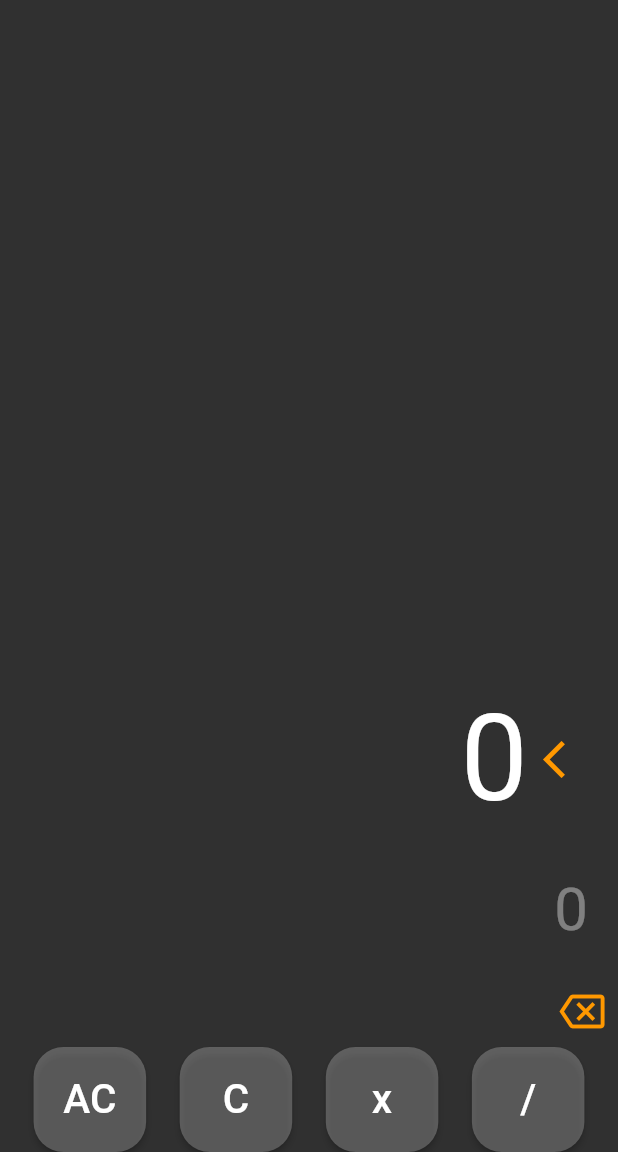
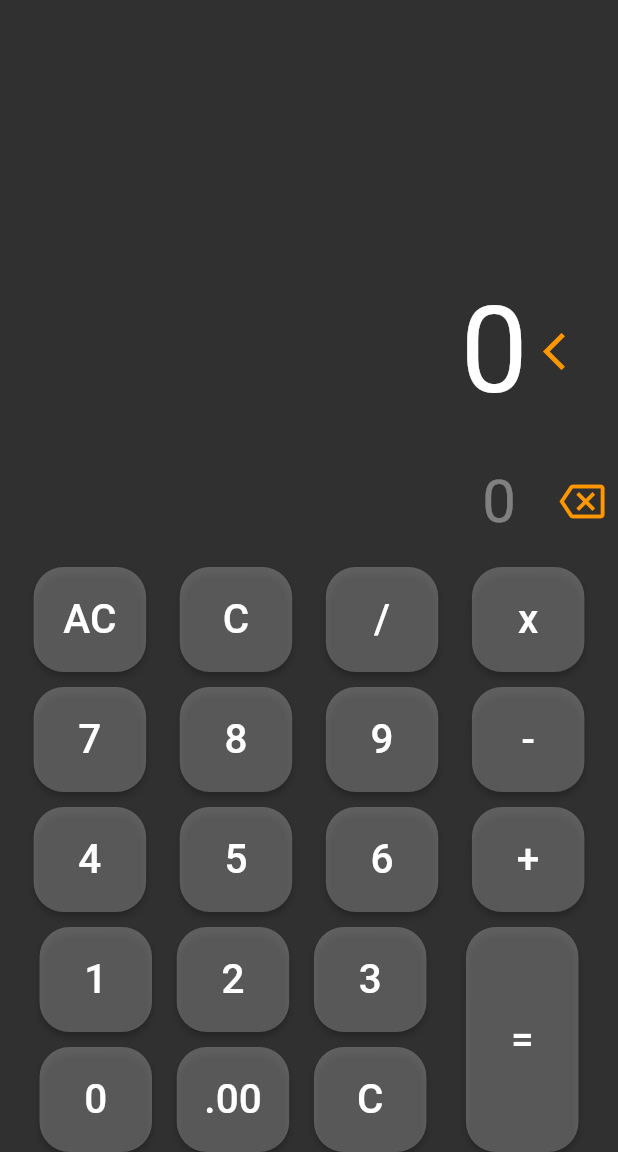
Before and after one commit to Alfombruh/mobilePiscine, a Flutter app: the screen it shows after launch, on a phone screen of 412 x 824 dp, the part 84-1236 px from its top. Run offline on Flutter 3.47's test engine with Material 2 defaults, Android fonts, the phone set to English and light mode, and no system bars.

```diff
--- a/module00/calculator_proj/lib/srcs/calculatorapp.dart
+++ b/module00/calculator_proj/lib/srcs/calculatorapp.dart
@@ -16,7 +16,7 @@ class _CalculatorAppState extends State<CalculatorApp> {
   double resolutFontSize = 48.0;
 
   buttonPressed(String buttonText) {
-    return ;
+    return;
   }
 
   @override
@@ -33,28 +33,76 @@ class _CalculatorAppState extends State<CalculatorApp> {
             children: [
               Align(
                 alignment: Alignment.bottomRight,
+                child: SingleChildScrollView(
+                  scrollDirection: Axis.horizontal,
                   child: Column(
                       crossAxisAlignment: CrossAxisAlignment.end,
                       children: [
                         OutputText(result: result),
                         InputText(equation: equation),
-                      IconButton(
-                        icon: const Icon(Icons.backspace_outlined,
-                            color: Colors.orange, size: 30),
-                        onPressed: () {
-                          buttonPressed("SEXO");
-                        },
+                        const SizedBox(
+                          width: 20,
                         ),
-                      const SizedBox(width: 20,),
                       ]),
+                ),
               ),
               Row(
                 mainAxisAlignment: MainAxisAlignment.spaceEvenly,
                 children: [
                   CalcButton('AC', Colors.white24, () => buttonPressed("AC")),
-                  CalcButton('C', Colors.white24, () => buttonPressed("C")),
+                  CalcButton('C', Colors.white24, () => buttonPressed("%")),
+                  CalcButton('/', Colors.white24, () => buttonPressed("/")),
                   CalcButton('x', Colors.white24, () => buttonPressed("x")),
-                  CalcButton('/', Colors.white24, () => buttonPressed("/")),
+                ],
+              ),
+              const SizedBox(height: 10,),
+              Row(
+                mainAxisAlignment: MainAxisAlignment.spaceEvenly,
+                children: [
+                  CalcButton('7', Colors.white24, () => buttonPressed("AC")),
+                  CalcButton('8', Colors.white24, () => buttonPressed("%")),
+                  CalcButton('9', Colors.white24, () => buttonPressed("/")),
+                  CalcButton('-', Colors.white24, () => buttonPressed("x")),
+                ],
+              ),
+              const SizedBox(height: 10,),
+              Row(
+                mainAxisAlignment: MainAxisAlignment.spaceEvenly,
+                children: [
+                  CalcButton('4', Colors.white24, () => buttonPressed("AC")),
+                  CalcButton('5', Colors.white24, () => buttonPressed("%")),
+                  CalcButton('6', Colors.white24, () => buttonPressed("/")),
+                  CalcButton('+', Colors.white24, () => buttonPressed("x")),
+                ],
+              ),
+              const SizedBox(height: 10,),
+              Row(
+                mainAxisAlignment: MainAxisAlignment.spaceEvenly,
+                children: [
+                  Column(
+                    children: [
+                    Row(
+                      children: [
+                      CalcButton('1', Colors.white24, () => buttonPressed("AC")),
+                      SizedBox(width: MediaQuery.of(context).size.width * 0.04,),
+                      CalcButton('2', Colors.white24, () => buttonPressed("%")),
+                      SizedBox(width: MediaQuery.of(context).size.width * 0.04,),
+                      CalcButton('3', Colors.white24, () => buttonPressed("/")),
+                      ],
+                    ),
+                    const SizedBox(height: 10,),
+                    Row(
+                      children: [
+                      CalcButton('0', Colors.white24, () => buttonPressed("AC")),
+                      SizedBox(width: MediaQuery.of(context).size.width * 0.04,),
+                      CalcButton('.00', Colors.white24, () => buttonPressed("%")),
+                      SizedBox(width: MediaQuery.of(context).size.width * 0.04,),
+                      CalcButton('C', Colors.white24, () => buttonPressed("/")),
+                      ],
+                    )
+                    ],
+                  ),
+                  CalcButton("=", Colors.white24, () => buttonPressed("="))
                 ],
               ),
             ],
@@ -71,6 +119,10 @@ class InputText extends StatelessWidget {
 
   final String equation;
 
+  buttonPressed(String buttonText) {
+    return;
+  }
+
   @override
   Widget build(BuildContext context) {
     return Row(
@@ -85,6 +137,13 @@ class InputText extends StatelessWidget {
               fontSize: 40,
             ),
           ),
+        ),
+        IconButton(
+          icon: const Icon(Icons.backspace_outlined,
+              color: Colors.orange, size: 30),
+          onPressed: () {
+            buttonPressed("SEXO");
+          },
         ),
       ],
     );
```
Lines whose indentation alone changed are shown as unchanged.
